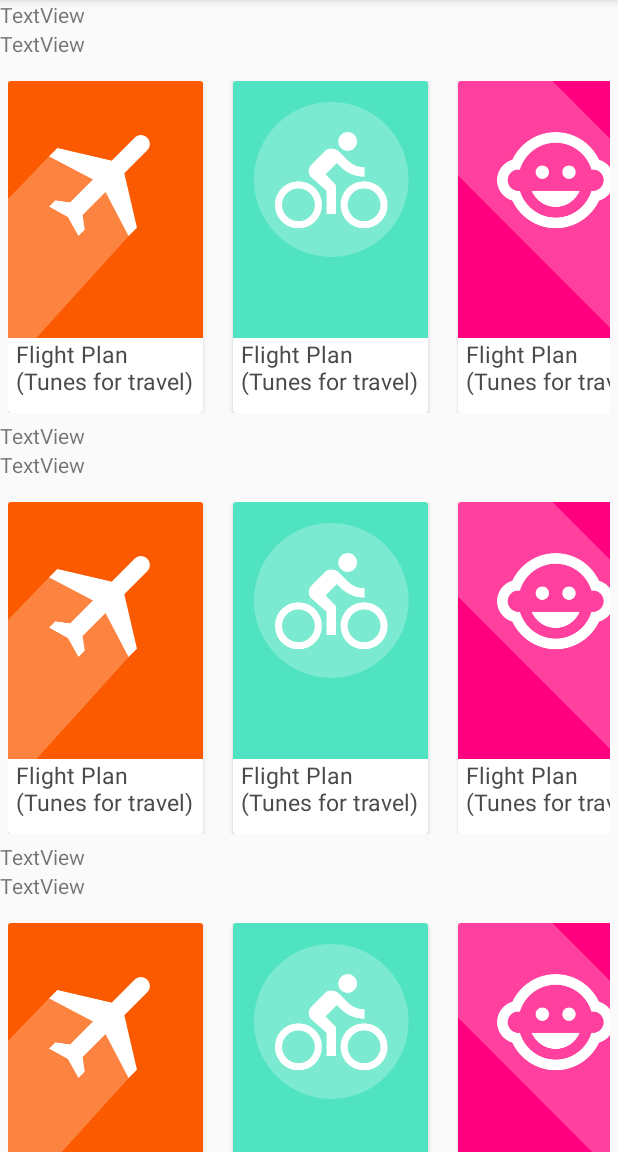
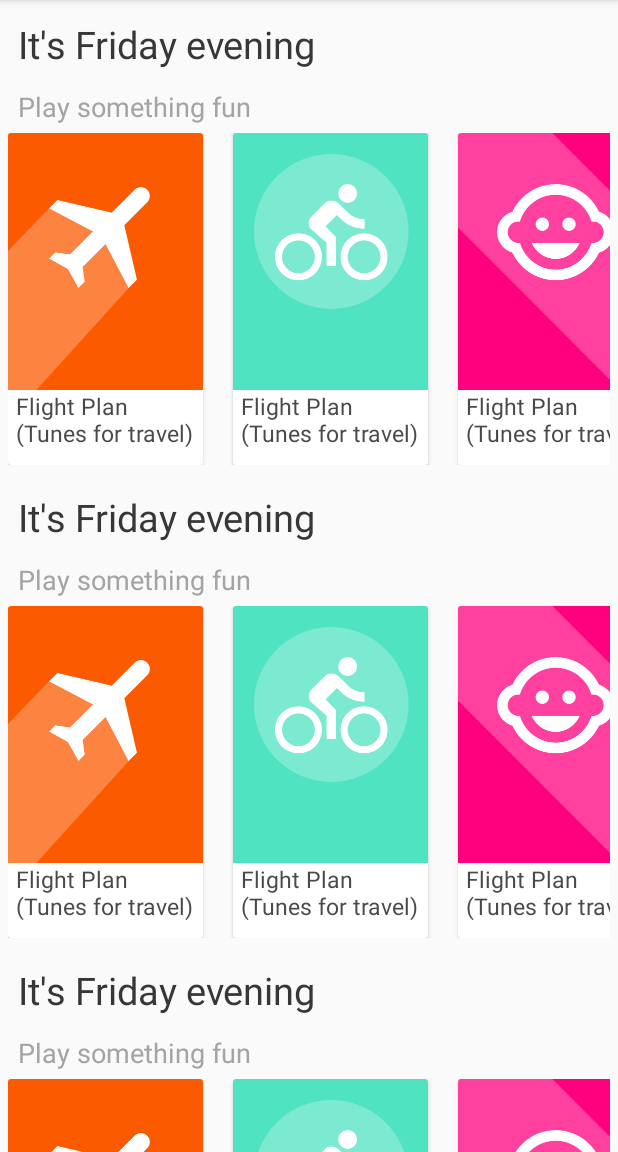
Before and after one commit to albeto8/DevslopesRadio, an Android app: the screen it shows after launch (MainActivity), on a phone screen of 412 x 824 dp, the part 84-1236 px from its top. Run offline under Robolectric (Android 15) with nearby library versions, the phone set to English and light mode, and no system bars.

Commit message:
Main fragment textview font and textcolor

```diff
--- a/app/src/main/res/layout/fragment_main.xml
+++ b/app/src/main/res/layout/fragment_main.xml
@@ -15,61 +15,74 @@
             android:orientation="vertical" >
 
             <TextView
-                android:id="@+id/textView2"
                 android:layout_width="wrap_content"
                 android:layout_height="wrap_content"
-                android:text="TextView" />
-
-            <TextView
-                android:id="@+id/textView"
-                android:layout_width="wrap_content"
-                android:layout_height="wrap_content"
-                android:text="TextView"
-                android:paddingBottom="10dp"/>
-
-            <FrameLayout
-                android:id="@+id/container_top_row"
-                android:layout_width="match_parent"
-                android:layout_height="wrap_content">
-
-            </FrameLayout>
+                android:paddingLeft="12dp"
+                android:paddingTop="12dp"
+                android:textSize="25sp"
+                android:text="It's Friday evening"
+                android:textColor="#373737" />
 
             <TextView
                 android:layout_width="wrap_content"
                 android:layout_height="wrap_content"
-                android:text="TextView" />
+                android:textSize="18sp"
+                android:paddingLeft="12dp"
+                android:paddingTop="12dp"
+                android:text="Play something fun"
+                android:textColor="#A4A4A4"/>
+
+            <FrameLayout
+                android:layout_width="match_parent"
+                android:layout_height="wrap_content"
+                android:id="@+id/container_top_row">
+            </FrameLayout>
+            <TextView
+                android:layout_width="wrap_content"
+                android:layout_height="wrap_content"
+                android:paddingLeft="12dp"
+                android:paddingTop="12dp"
+                android:textSize="25sp"
+                android:text="It's Friday evening"
+                android:textColor="#373737" />
 
             <TextView
                 android:layout_width="wrap_content"
                 android:layout_height="wrap_content"
-                android:text="TextView"
-                android:paddingBottom="10dp"/>
+                android:textSize="18sp"
+                android:paddingLeft="12dp"
+                android:paddingTop="12dp"
+                android:text="Play something fun"
+                android:textColor="#A4A4A4"/>
 
             <FrameLayout
-                android:id="@+id/container_middle_row"
                 android:layout_width="match_parent"
-                android:layout_height="wrap_content">
-
+                android:layout_height="wrap_content"
+                android:id="@+id/container_middle_row">
             </FrameLayout>
+            <TextView
+                android:layout_width="wrap_content"
+                android:layout_height="wrap_content"
+                android:paddingLeft="12dp"
+                android:paddingTop="12dp"
+                android:textSize="25sp"
+                android:text="It's Friday evening"
+                android:textColor="#373737" />
 
             <TextView
                 android:layout_width="wrap_content"
                 android:layout_height="wrap_content"
-                android:text="TextView" />
-
-            <TextView
-                android:layout_width="wrap_content"
-                android:layout_height="wrap_content"
-                android:text="TextView"
-                android:paddingBottom="10dp"/>
+                android:textSize="18sp"
+                android:paddingLeft="12dp"
+                android:paddingTop="12dp"
+                android:text="Play something fun"
+                android:textColor="#A4A4A4"/>
 
             <FrameLayout
-                android:id="@+id/container_bottom_row"
                 android:layout_width="match_parent"
-                android:layout_height="wrap_content">
-
+                android:layout_height="wrap_content"
+                android:id="@+id/container_bottom_row">
             </FrameLayout>
-
         </LinearLayout>
     </android.support.v4.widget.NestedScrollView>
 
```
